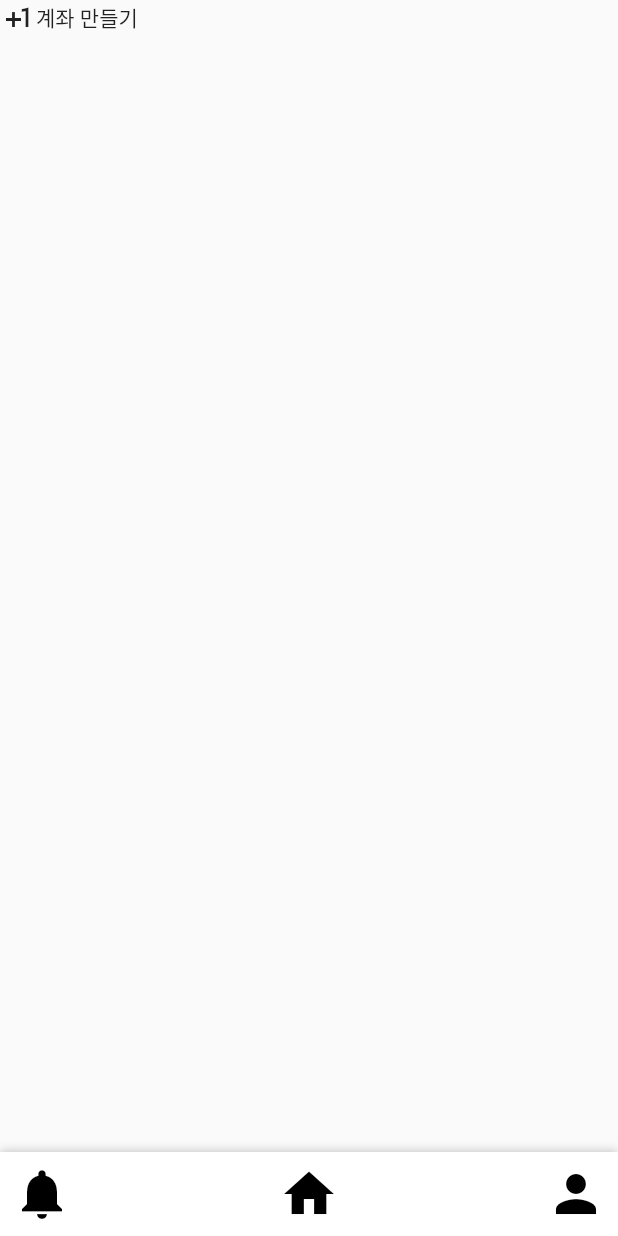
After one commit to tngus2sh/KeePing, a Flutter app: the ChildMainPage screen opened directly, on a phone screen of 412 x 824 dp. The commit adds this screen. Run offline on Flutter 3.47's test engine with Material 2 defaults, Android fonts, the phone set to English and light mode, and no system bars; our stand-ins replace flutter_image_compress, gallery_saver, image_picker; missing offline and left inert: kakao_map_plugin.

Commit message:
feat: 메인 페이지 및 계좌 개설 버튼 위젯 파일 생성 (#S09P22C207-144)

```diff
--- /dev/null
+++ b/client/lib/screens/main_page/child_main_page.dart
@@ -0,0 +1,31 @@
+import 'package:flutter/material.dart';
+import 'package:keeping/screens/main_page/widgets/make_account_btn.dart';
+import 'package:keeping/widgets/bottom_nav.dart';
+
+class ChildMainPage extends StatelessWidget {
+  @override
+  Widget build(BuildContext context) {
+    // TODO: implement build
+    return Scaffold(
+      body: Column(
+        children: [
+          MakeAccountBtn(),
+          Row(
+            children: [
+              Container(),
+              Container()
+            ],
+          ),
+          Row(
+            children: [
+              Container(),
+              Container()
+            ],
+          ),
+          Container()
+        ],
+      ),
+      bottomNavigationBar: BottomNav()
+    );
+  }
+}
--- /dev/null
+++ b/client/lib/screens/main_page/widgets/make_account_btn.dart
@@ -0,0 +1,15 @@
+import 'package:flutter/material.dart';
+
+class MakeAccountBtn extends StatelessWidget {
+  @override
+  Widget build(BuildContext context) {
+    return Container(
+      child: Row(
+        children: const [
+          Icon(Icons.plus_one),
+          Text('계좌 만들기'),
+        ],
+      ),
+    );
+  }
+}
```
Also changed, not shown: client/lib/screens/main_page/parent_main_page.dart (added, +29 -0 lines), client/lib/screens/page1/page1.dart (+6 -1 lines).
